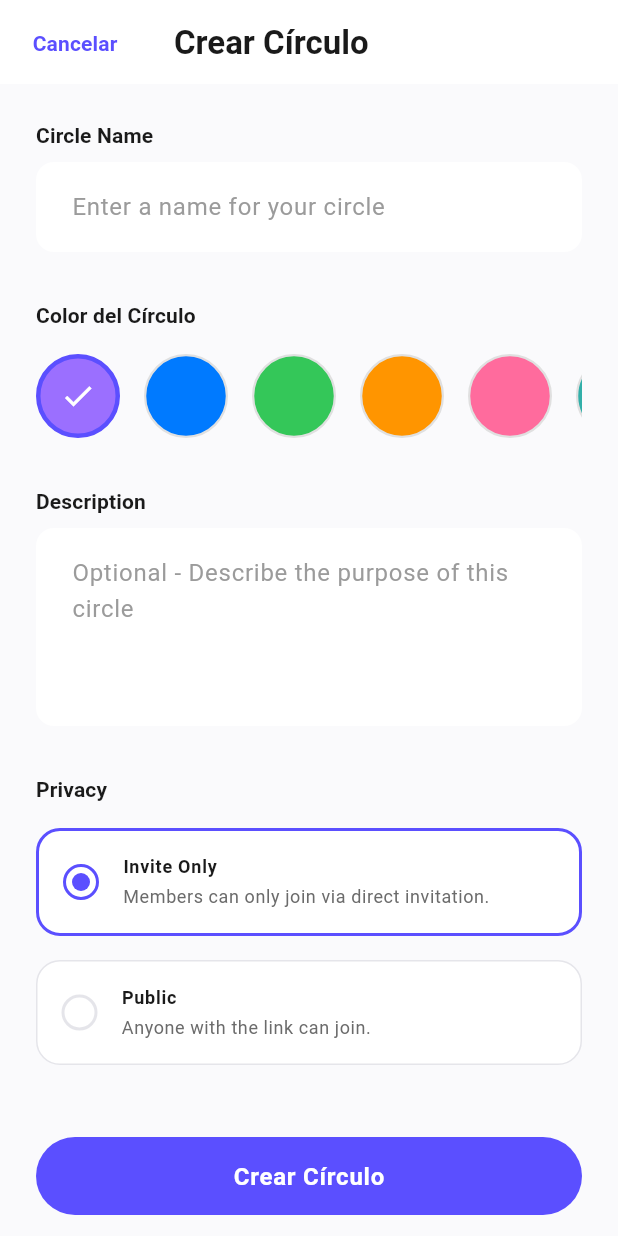
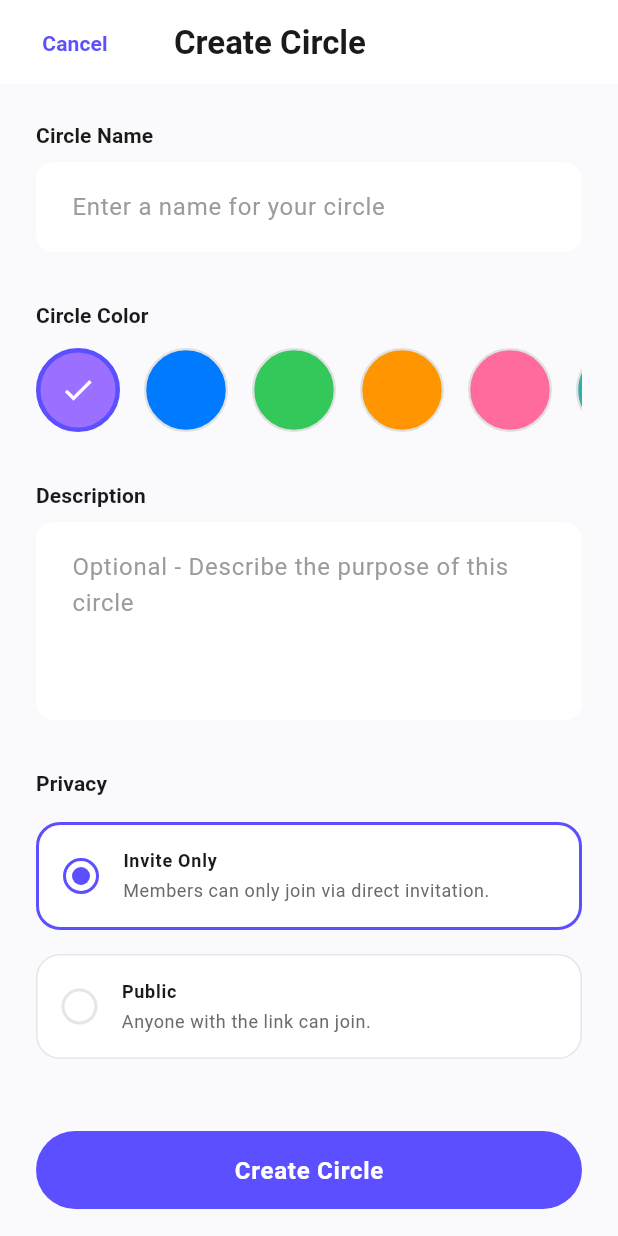
Before and after one commit to Z3r0J/togetherly_app, a Flutter app: the CreateCircleView screen opened directly, on a phone screen of 412 x 824 dp. Run offline on Flutter 3.47's test engine with Material 3 defaults, Android fonts, the phone set to English and light mode, and no system bars; our stand-ins replace app_links, device_info_plus, firebase_core, firebase_messaging, flutter_local_notifications, geocoding and 4 more; accounts and stored records are empty; network calls fail.

Commit message:
feat: Enhance localization for circle management and invitation features

```diff
--- a/lib/views/create_circle_view.dart
+++ b/lib/views/create_circle_view.dart
@@ -93,12 +93,17 @@ class _CreateCircleViewState extends State<CreateCircleView> {
         backgroundColor: Theme.of(context).colorScheme.surfaceContainerHighest,
         elevation: 0,
         title: Text(
-          _isEditMode ? 'Editar Círculo' : 'Crear Círculo',
+          _isEditMode
+              ? l10n.tr('circle.create.dialog.title_edit')
+              : l10n.tr('circle.create.dialog.title_create'),
           style: TextStyle(color: Theme.of(context).colorScheme.onSurface),
         ),
         leading: TextButton(
           onPressed: () => Navigator.pop(context),
-          child: Text('Cancelar', style: TextStyle(color: AppColors.primary)),
+          child: Text(
+            l10n.tr('circle.create.dialog.cancel'),
+            style: TextStyle(color: AppColors.primary),
+          ),
         ),
         leadingWidth: 100,
       ),
@@ -133,7 +138,7 @@ class _CreateCircleViewState extends State<CreateCircleView> {
                 children: [
                   Expanded(
                     child: AppButton(
-                      text: 'Eliminar',
+                      text: l10n.tr('circle.create.dialog.delete'),
                       type: AppButtonType.secondary,
                       onPressed: _isLoading ? null : _handleDeleteCircle,
                     ),
@@ -141,7 +146,7 @@ class _CreateCircleViewState extends State<CreateCircleView> {
                   const SizedBox(width: 16),
                   Expanded(
                     child: AppButton(
-                      text: 'Guardar Cambios',
+                      text: l10n.tr('circle.create.button.save'),
                       type: AppButtonType.primary,
                       isLoading: _isLoading,
                       onPressed: _isLoading ? null : _handleSaveCircle,
@@ -151,7 +156,7 @@ class _CreateCircleViewState extends State<CreateCircleView> {
               )
             else
               AppButton(
-                text: 'Crear Círculo',
+                text: l10n.tr('circle.create.button.create'),
                 type: AppButtonType.primary,
                 fullWidth: true,
                 isLoading: _isLoading,
@@ -179,8 +184,11 @@ class _CreateCircleViewState extends State<CreateCircleView> {
     return Column(
       crossAxisAlignment: CrossAxisAlignment.start,
       children: [
-        Text('Color del Círculo', style: AppTextStyles.titleSmall),
-        const SizedBox(height: 16),
+        Text(
+          l10n.tr('circle.create.label.color'),
+          style: AppTextStyles.titleSmall,
+        ),
+        const SizedBox(height: 12),
         SingleChildScrollView(
           scrollDirection: Axis.horizontal,
           child: Row(
@@ -497,8 +505,8 @@ class _CreateCircleViewState extends State<CreateCircleView> {
       print('✅ [UPDATE CIRCLE] Circle updated successfully!');
       // Mostrar confirmación
       ScaffoldMessenger.of(context).showSnackBar(
-        const SnackBar(
-          content: Text('¡Círculo actualizado exitosamente!'),
+        SnackBar(
+          content: Text(l10n.tr('circle.create.update_success')),
           backgroundColor: AppColors.success,
           behavior: SnackBarBehavior.floating,
         ),
@@ -535,16 +543,16 @@ class _CreateCircleViewState extends State<CreateCircleView> {
       context: context,
       builder: (context) => AlertDialog(
         backgroundColor: Theme.of(context).colorScheme.surfaceContainerHighest,
-        title: Text('Eliminar Círculo'),
+        title: Text(l10n.tr('circle.create.dialog.delete_title')),
         content: Text(
-          '¿Estás seguro de que deseas eliminar este círculo? Esta acción no se puede deshacer.',
+          l10n.tr('circle.create.dialog.delete_message'),
           style: AppTextStyles.bodyMedium,
         ),
         actions: [
           TextButton(
             onPressed: () => Navigator.pop(context),
             child: Text(
-              'Cancelar',
+              l10n.tr('circle.create.dialog.cancel'),
               style: TextStyle(
                 color: Theme.of(context).colorScheme.onSurfaceVariant,
               ),
@@ -555,7 +563,10 @@ class _CreateCircleViewState extends State<CreateCircleView> {
               Navigator.pop(context);
               _proceedWithDelete();
             },
-            child: Text('Eliminar', style: TextStyle(color: AppColors.error)),
+            child: Text(
+              l10n.tr('circle.create.dialog.delete'),
+              style: TextStyle(color: AppColors.error),
+            ),
           ),
         ],
       ),
@@ -593,8 +604,8 @@ class _CreateCircleViewState extends State<CreateCircleView> {
       print('✅ [DELETE CIRCLE] Circle deleted successfully!');
       // Mostrar confirmación
       ScaffoldMessenger.of(context).showSnackBar(
-        const SnackBar(
-          content: Text('¡Círculo eliminado exitosamente!'),
+        SnackBar(
+          content: Text(l10n.tr('circle.detail.delete_success')),
           backgroundColor: AppColors.success,
           behavior: SnackBarBehavior.floating,
         ),
--- a/lib/views/invite_members_view.dart
+++ b/lib/views/invite_members_view.dart
@@ -150,10 +150,14 @@ class _InviteMembersViewState extends State<InviteMembersView> {
   }
 
   Widget _buildShareLinkSection() {
+    final l10n = AppLocalizations.instance;
     return Column(
       crossAxisAlignment: CrossAxisAlignment.start,
       children: [
-        Text('Compartir Enlace', style: AppTextStyles.headlineSmall),
+        Text(
+          l10n.tr('circle.invite.share_link'),
+          style: AppTextStyles.headlineSmall,
+        ),
         const SizedBox(height: 16),
         Container(
           decoration: BoxDecoration(
@@ -206,7 +210,7 @@ class _InviteMembersViewState extends State<InviteMembersView> {
                       children: [
                         Expanded(
                           child: AppButton(
-                            text: 'Copiar Enlace',
+                            text: l10n.tr('circle.invite.button.copy_link'),
                             type: AppButtonType.secondary,
                             onPressed: _handleCopyLink,
                           ),
@@ -259,10 +263,14 @@ class _InviteMembersViewState extends State<InviteMembersView> {
   }
 
   Widget _buildPendingInvitesSection() {
+    final l10n = AppLocalizations.instance;
     return Column(
       crossAxisAlignment: CrossAxisAlignment.start,
       children: [
-        Text('Invitaciones Enviadas', style: AppTextStyles.headlineSmall),
+        Text(
+          l10n.tr('circle.invite.invitations_sent'),
+          style: AppTextStyles.headlineSmall,
+        ),
         const SizedBox(height: 16),
         ..._sentInvites.asMap().entries.map((entry) {
           final email = entry.value;
@@ -287,6 +295,7 @@ class _InviteMembersViewState extends State<InviteMembersView> {
     required String status,
     required Color statusColor,
   }) {
+    final l10n = AppLocalizations.instance;
     return Container(
       decoration: BoxDecoration(
         color: Theme.of(context).colorScheme.surfaceContainerHighest,
@@ -310,7 +319,9 @@ class _InviteMembersViewState extends State<InviteMembersView> {
                 Container(),
               const SizedBox(width: 6),
               Text(
-                status == 'Joined' ? 'Unido ✓' : 'Pendiente',
+                status == 'Joined'
+                    ? l10n.tr('circle.invite.status.joined')
+                    : l10n.tr('circle.invite.status.pending'),
                 style: AppTextStyles.labelSmall.copyWith(
                   color: statusColor,
                   fontWeight: FontWeight.w600,
@@ -417,8 +428,12 @@ class _InviteMembersViewState extends State<InviteMembersView> {
   }
 
   void _handleShareLink() {
+    final l10n = AppLocalizations.instance;
     // TODO: Implement share functionality using share_plus package
-    _showSnackBar('Abriendo opciones de compartir...', AppColors.primary);
+    _showSnackBar(
+      l10n.tr('circle.invite.message.opening_share'),
+      AppColors.primary,
+    );
   }
 
   bool _isValidEmail(String email) {
```
Also changed, not shown: assets/l10n/en.json (+37 -2 lines), assets/l10n/es.json (+37 -2 lines), lib/views/circle_detail_view.dart (+33 -30 lines).
